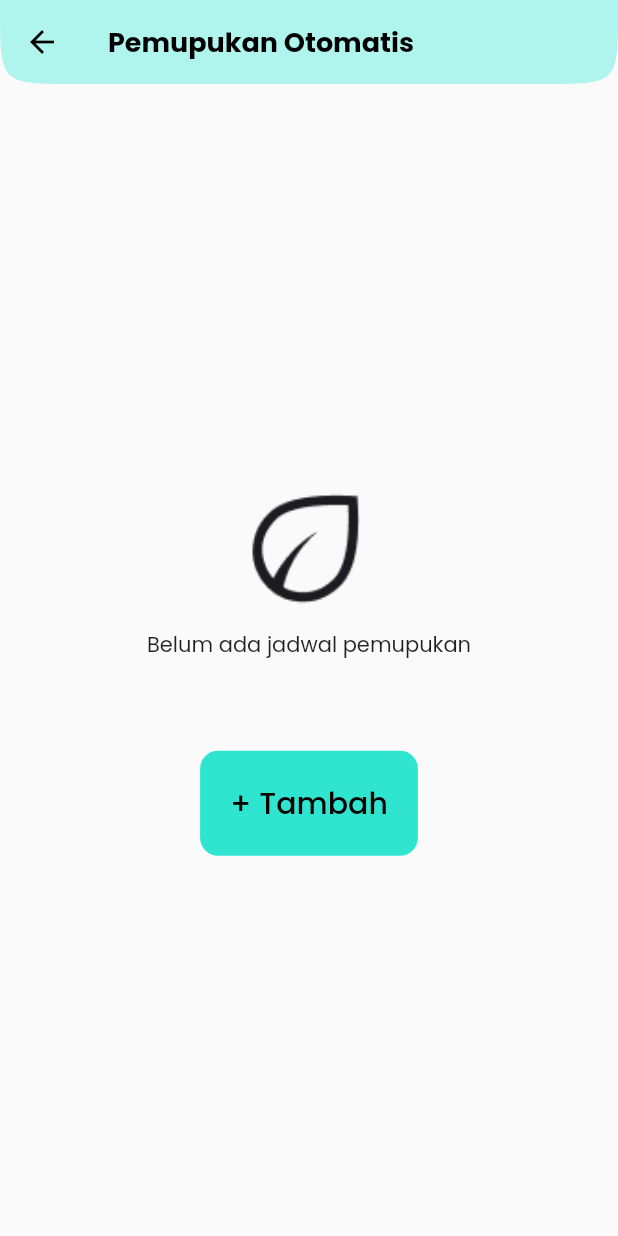
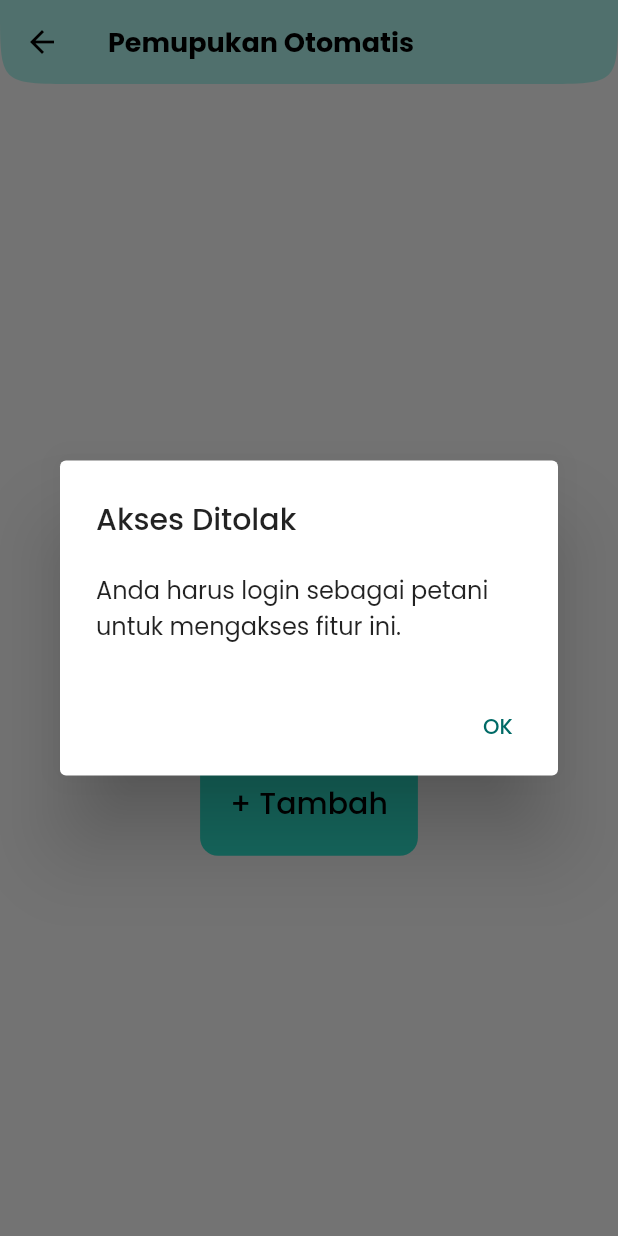
Before and after one commit to adyfp24/chiligrow-app-flutter, a Flutter app: the PemupukanFragment screen opened directly, on a phone screen of 412 x 824 dp. Run offline on Flutter 3.47's test engine with Material 2 defaults, Android fonts, the light colour scheme and no system bars; our stand-ins replace flutter_secure_storage, google_fonts; accounts and stored records are empty; network calls fail.

Commit message:
feat: middleware on penyiraman & pemupukan page

```diff
--- a/lib/models/model.dart
+++ b/lib/models/model.dart
@@ -1,6 +1,4 @@
 import 'dart:convert';
-
-import 'dart:ffi';
 
 part 'sensor.dart';
 part 'user.dart';
--- a/lib/providers/user_provider.dart
+++ b/lib/providers/user_provider.dart
@@ -135,4 +135,11 @@ class UserProvider extends ChangeNotifier {
     _isLoading = false;
     notifyListeners();
   }
+
+  bool isPetani() {
+    if (_users.isNotEmpty) {
+      return _users.first.role == 'petani';
+    }
+    return false;
+  }
 }
--- a/lib/services/api_helper.dart
+++ b/lib/services/api_helper.dart
@@ -2,7 +2,7 @@ part of 'service.dart';
 
 class ApiHelper {
 
-  static const String baseUrl = 'http://192.168.86.165:4000/api/v1';
+  static const String baseUrl = 'http://localhost:4000/api/v1';
 
   static Map<String, String> getHeaders(String token) {
     return {
--- a/lib/views/fragments/pemupukan_fragment.dart
+++ b/lib/views/fragments/pemupukan_fragment.dart
@@ -21,6 +21,31 @@ class _PemupukanFragmentState extends State<PemupukanFragment>
     _timeController = TextEditingController();
     _pemupukanProvider = Provider.of<PemupukanProvider>(context, listen: false);
     _tabBarController = TabController(length: 2, vsync: this);
+
+    WidgetsBinding.instance?.addPostFrameCallback((_) {
+      final userProvider = Provider.of<UserProvider>(context, listen: false);
+      if (!userProvider.isPetani()) {
+        showDialog(
+          context: context,
+          builder: (BuildContext context) {
+            return AlertDialog(
+              title: Text('Akses Ditolak'),
+              content: Text(
+                  'Anda harus login sebagai petani untuk mengakses fitur ini.'),
+              actions: <Widget>[
+                TextButton(
+                  child: Text('OK'),
+                  onPressed: () {
+                    Navigator.pop(context);
+                    homepageKey.currentState?.setSelectedIndex(0);
+                  },
+                ),
+              ],
+            );
+          },
+        );
+      }
+    });
   }
 
   @override
```
Also changed, not shown: lib/views/fragments/penyiraman_fragment.dart (+25 -0 lines), lib/views/pages/auth/register.dart (+31 -8 lines).
